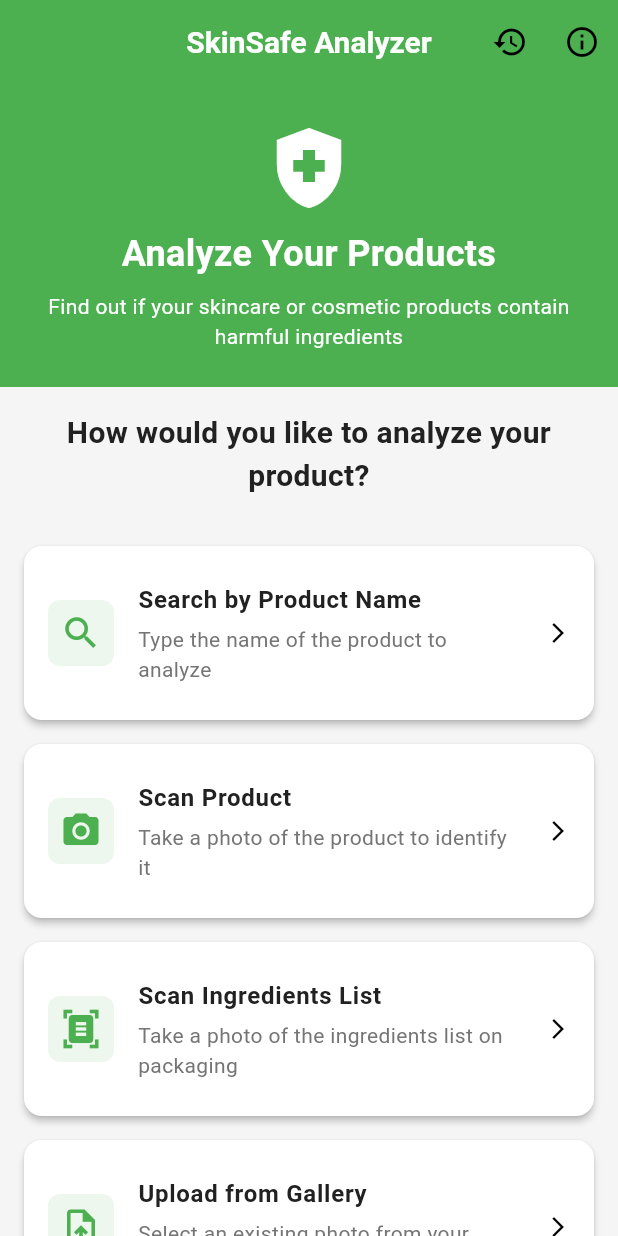
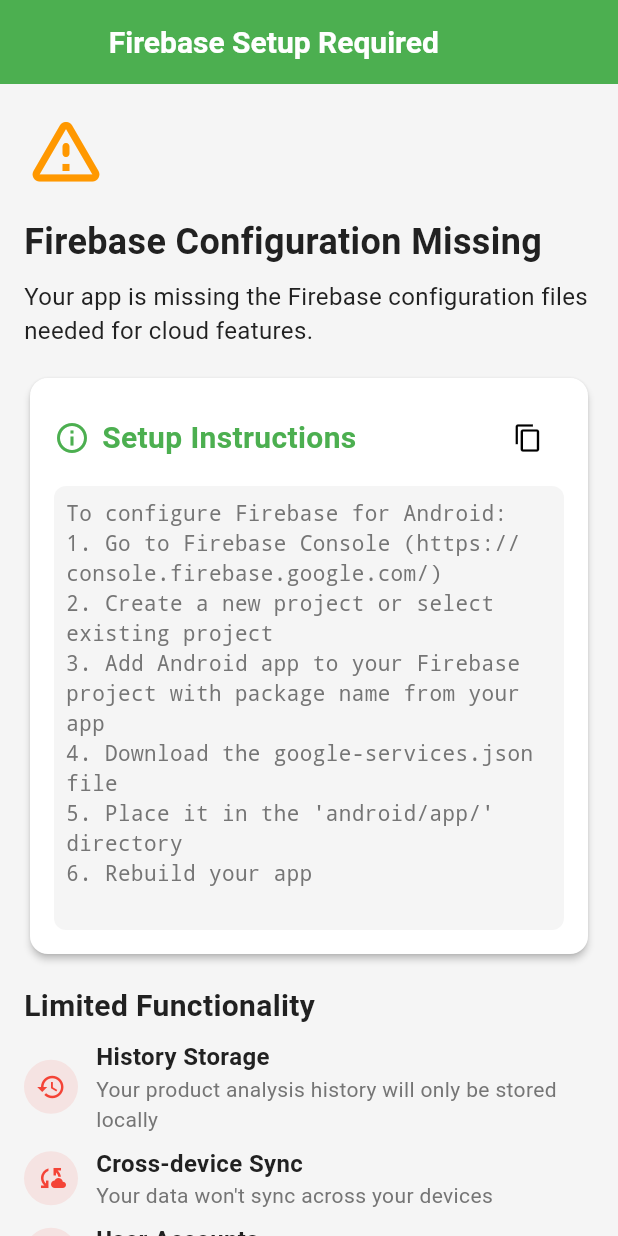
Before and after one commit to ArslanYousaf12/skin-safe-anlalyzer, a Flutter app: the screen it shows after launch, on a phone screen of 412 x 824 dp. Run offline on Flutter 3.47's test engine with Material 3 defaults, Android fonts, the phone set to English and light mode, and no system bars; our stand-ins replace camera, cloud_firestore, firebase_auth, firebase_core, firebase_storage, image_picker and 1 more; missing offline and left inert: google_ml_kit; accounts and stored records are empty; generated files the repository leaves out were written again; Roboto replaces fonts that are missing (Poppins).

Commit message:
feat: Integrate Firebase configuration and setup screens for improved initialization handling

```diff
--- a/lib/main.dart
+++ b/lib/main.dart
@@ -1,22 +1,27 @@
 import 'package:flutter/material.dart';
+import 'package:provider/provider.dart';
 import 'package:firebase_core/firebase_core.dart';
-import 'package:provider/provider.dart';
+import 'firebase_options.dart';
 import 'screens/splash_screen.dart';
 import 'utils/constants.dart';
 import 'utils/theme.dart';
 import 'services/ingredient_analyzer_service.dart';
 import 'services/ocr_service.dart';
 import 'services/firebase_service.dart';
+import 'services/firebase_config_service.dart';
 
 void main() async {
   WidgetsFlutterBinding.ensureInitialized();
 
   try {
-    await Firebase.initializeApp();
-    print('Firebase initialized successfully');
+    // Initialize Firebase with the proper options
+    await Firebase.initializeApp(
+      options: DefaultFirebaseOptions.currentPlatform,
+    );
+    debugPrint('✅ Firebase initialized successfully!');
   } catch (e) {
-    print('Failed to initialize Firebase: $e');
-    // Continue without Firebase for development/testing
+    debugPrint('❌ Firebase initialization error: $e');
+    // Continue without Firebase
   }
 
   runApp(const MyApp());
@@ -29,6 +34,9 @@ class MyApp extends StatelessWidget {
   Widget build(BuildContext context) {
     return MultiProvider(
       providers: [
+        Provider<FirebaseConfigService>(
+          create: (_) => FirebaseConfigService(),
+        ),
         Provider<IngredientAnalyzerService>(
           create: (_) => IngredientAnalyzerService(),
         ),
@@ -36,7 +44,9 @@ class MyApp extends StatelessWidget {
           create: (_) => OcrService(),
           dispose: (_, service) => service.dispose(),
         ),
-        Provider<FirebaseService>(create: (_) => FirebaseService()),
+        Provider<FirebaseService>(
+          create: (_) => FirebaseService(),
+        ),
       ],
       child: MaterialApp(
         title: AppConstants.appName,
--- /dev/null
+++ b/lib/screens/firebase_setup_screen.dart
@@ -0,0 +1,220 @@
+import 'package:flutter/material.dart';
+import 'package:flutter/services.dart';
+import 'package:provider/provider.dart';
+import '../services/firebase_config_service.dart';
+import '../utils/constants.dart';
+import '../utils/theme.dart';
+import 'home_screen.dart';
+
+class FirebaseSetupScreen extends StatelessWidget {
+  const FirebaseSetupScreen({super.key});
+
+  @override
+  Widget build(BuildContext context) {
+    final firebaseConfig = Provider.of<FirebaseConfigService>(context);
+    final instructions = firebaseConfig.getSetupInstructions();
+
+    return Scaffold(
+      appBar: AppBar(
+        title: const Text('Firebase Setup Required'),
+        actions: [
+          TextButton(
+            onPressed: () {
+              Navigator.of(context).pushReplacement(
+                MaterialPageRoute(builder: (context) => const HomeScreen()),
+              );
+            },
+            child: const Text('Skip for now'),
+          ),
+        ],
+      ),
+      body: SingleChildScrollView(
+        padding: const EdgeInsets.all(AppConstants.defaultPadding),
+        child: Column(
+          crossAxisAlignment: CrossAxisAlignment.start,
+          children: [
+            const Icon(
+              Icons.warning_amber_rounded,
+              size: 56,
+              color: Colors.orange,
+            ),
+            const SizedBox(height: AppConstants.defaultPadding),
+            Text(
+              'Firebase Configuration Missing',
+              style: AppTheme.headingStyle,
+            ),
+            const SizedBox(height: AppConstants.smallPadding),
+            const Text(
+              'Your app is missing the Firebase configuration files needed for cloud features.',
+              style: AppTheme.bodyStyle,
+            ),
+            const SizedBox(height: AppConstants.defaultPadding),
+
+            Card(
+              elevation: 2,
+              child: Padding(
+                padding: const EdgeInsets.all(AppConstants.defaultPadding),
+                child: Column(
+                  crossAxisAlignment: CrossAxisAlignment.start,
+                  children: [
+                    Row(
+                      children: [
+                        const Icon(Icons.info_outline,
+                            color: AppTheme.primaryColor),
+                        const SizedBox(width: 8),
+                        Text(
+                          'Setup Instructions',
+                          style: AppTheme.subheadingStyle.copyWith(
+                            color: AppTheme.primaryColor,
+                          ),
+                        ),
+                        const Spacer(),
+                        IconButton(
+                          icon: const Icon(Icons.content_copy, size: 20),
+                          onPressed: () {
+                            Clipboard.setData(
+                                ClipboardData(text: instructions));
+                            ScaffoldMessenger.of(context).showSnackBar(
+                              const SnackBar(
+                                content:
+                                    Text('Instructions copied to clipboard'),
+                              ),
+                            );
+                          },
+                          tooltip: 'Copy instructions',
+                        ),
+                      ],
+                    ),
+                    const SizedBox(height: AppConstants.smallPadding),
+                    Container(
+                      padding: const EdgeInsets.all(AppConstants.smallPadding),
+                      decoration: BoxDecoration(
+                        color: Colors.grey[100],
+                        borderRadius: BorderRadius.circular(
+                          AppConstants.defaultBorderRadius,
+                        ),
+                      ),
+                      child: Text(
+                        instructions,
+                        style: const TextStyle(
+                          fontFamily: 'monospace',
+                          fontSize: 14,
+                        ),
+                      ),
+                    ),
+                  ],
+                ),
+              ),
+            ),
+
+            const SizedBox(height: AppConstants.defaultPadding),
+
+            // Features affected section
+            Text(
+              'Limited Functionality',
+              style: AppTheme.subheadingStyle,
+            ),
+            const SizedBox(height: AppConstants.smallPadding),
+            _buildFeatureItem(
+              icon: Icons.history,
+              title: 'History Storage',
+              description:
+                  'Your product analysis history will only be stored locally',
+              isAvailable: false,
+            ),
+            _buildFeatureItem(
+              icon: Icons.cloud_sync,
+              title: 'Cross-device Sync',
+              description: 'Your data won\'t sync across your devices',
+              isAvailable: false,
+            ),
+            _buildFeatureItem(
+              icon: Icons.person,
+              title: 'User Accounts',
+              description: 'User account features are unavailable',
+              isAvailable: false,
+            ),
+            _buildFeatureItem(
+              icon: Icons.science,
+              title: 'Product Analysis',
+              description: 'Local ingredient analysis still works',
+              isAvailable: true,
+            ),
+            _buildFeatureItem(
+              icon: Icons.camera_alt,
+              title: 'OCR Scanning',
+              description: 'Ingredient scanning still works',
+              isAvailable: true,
+            ),
+
+            const SizedBox(height: AppConstants.largePadding),
+
+            SizedBox(
+              width: double.infinity,
+              height: AppConstants.buttonHeight,
+              child: ElevatedButton(
+                onPressed: () {
+                  Navigator.of(context).pushReplacement(
+                    MaterialPageRoute(builder: (context) => const HomeScreen()),
+                  );
+                },
+                style: ElevatedButton.styleFrom(
+                  backgroundColor: AppTheme.primaryColor,
+                  foregroundColor: Colors.white,
+                ),
+                child: const Text('Continue with Limited Features'),
+              ),
+            ),
+          ],
+        ),
+      ),
+    );
+  }
+
+  Widget _buildFeatureItem({
+    required IconData icon,
+    required String title,
+    required String description,
+    required bool isAvailable,
+  }) {
+    return Padding(
+      padding: const EdgeInsets.only(bottom: AppConstants.smallPadding),
+      child: Row(
+        children: [
+          Container(
+            padding: const EdgeInsets.all(8),
+            decoration: BoxDecoration(
+              color: isAvailable
+                  ? Colors.green.withOpacity(0.1)
+                  : Colors.red.withOpacity(0.1),
+              shape: BoxShape.circle,
+            ),
+            child: Icon(
+              icon,
+              color: isAvailable ? Colors.green : Colors.red,
+              size: 20,
+            ),
+          ),
+          const SizedBox(width: 12),
+          Expanded(
+            child: Column(
+              crossAxisAlignment: CrossAxisAlignment.start,
+              children: [
+                Text(
+                  title,
+                  style: AppTheme.bodyStyle.copyWith(
+                    fontWeight: FontWeight.w600,
+                  ),
+                ),
+                Text(
+                  description,
+                  style: AppTheme.captionStyle,
+                ),
+              ],
+            ),
+          ),
+        ],
+      ),
+    );
+  }
+}
--- /dev/null
+++ b/lib/services/firebase_config_service.dart
@@ -0,0 +1,83 @@
+import 'dart:io';
+import 'package:flutter/foundation.dart';
+import 'package:firebase_core/firebase_core.dart';
+import 'package:flutter/material.dart';
+
+class FirebaseConfigService {
+  // Singleton pattern
+  static final FirebaseConfigService _instance =
+      FirebaseConfigService._internal();
+  factory FirebaseConfigService() => _instance;
+  FirebaseConfigService._internal();
+
+  bool _isInitialized = false;
+  bool get isInitialized => _isInitialized;
+
+  /// Initialize Firebase safely with error handling
+  Future<bool> initializeFirebase() async {
+    try {
+      debugPrint('Attempting to initialize Firebase...');
+      await Firebase.initializeApp();
+      _isInitialized = true;
+      debugPrint('✅ Firebase initialized successfully!');
+      return true;
+    } catch (e) {
+      // Check for specific error types to provide better diagnostics
+      if (e.toString().contains('google-services.json')) {
+        debugPrint(
+            '❌ Firebase initialization failed: Missing google-services.json file');
+      } else if (e.toString().contains('GoogleService-Info.plist')) {
+        debugPrint(
+            '❌ Firebase initialization failed: Missing GoogleService-Info.plist file');
+      } else {
+        debugPrint('❌ Firebase initialization failed: ${e.toString()}');
+      }
+      _isInitialized = false;
+      return false;
+    }
+  }
+
+  /// Checks if the required Firebase config files exist
+  bool checkConfigFilesExist() {
+    try {
+      if (Platform.isAndroid) {
+        // For Android, we would check for google-services.json
+        // This is a simplified check - in a real app you'd need to verify the file exists in the proper location
+        return File('android/app/google-services.json').existsSync();
+      } else if (Platform.isIOS) {
+        // For iOS, we would check for GoogleService-Info.plist
+        return File('ios/Runner/GoogleService-Info.plist').existsSync();
+      }
+      return false;
+    } catch (e) {
+      debugPrint('Error checking Firebase config files: $e');
+      return false;
+    }
+  }
+
+  /// Gets setup instructions for missing Firebase configuration
+  String getSetupInstructions() {
+    if (Platform.isAndroid) {
+      return '''
+To configure Firebase for Android:
+1. Go to Firebase Console (https://console.firebase.google.com/)
+2. Create a new project or select existing project
+3. Add Android app to your Firebase project with package name from your app
+4. Download the google-services.json file
+5. Place it in the 'android/app/' directory
+6. Rebuild your app
+''';
+    } else if (Platform.isIOS) {
+      return '''
+To configure Firebase for iOS:
+1. Go to Firebase Console (https://console.firebase.google.com/)
+2. Create a new project or select existing project
+3. Add iOS app to your Firebase project with bundle ID from your app
+4. Download the GoogleService-Info.plist file
+5. Place it in the 'ios/Runner/' directory
+6. Rebuild your app
+''';
+    }
+    return 'Please configure Firebase for your platform.';
+  }
+}
```
Also changed, not shown: lib/screens/splash_screen.dart (+56 -7 lines), firebase.json (added), 3 other files.
